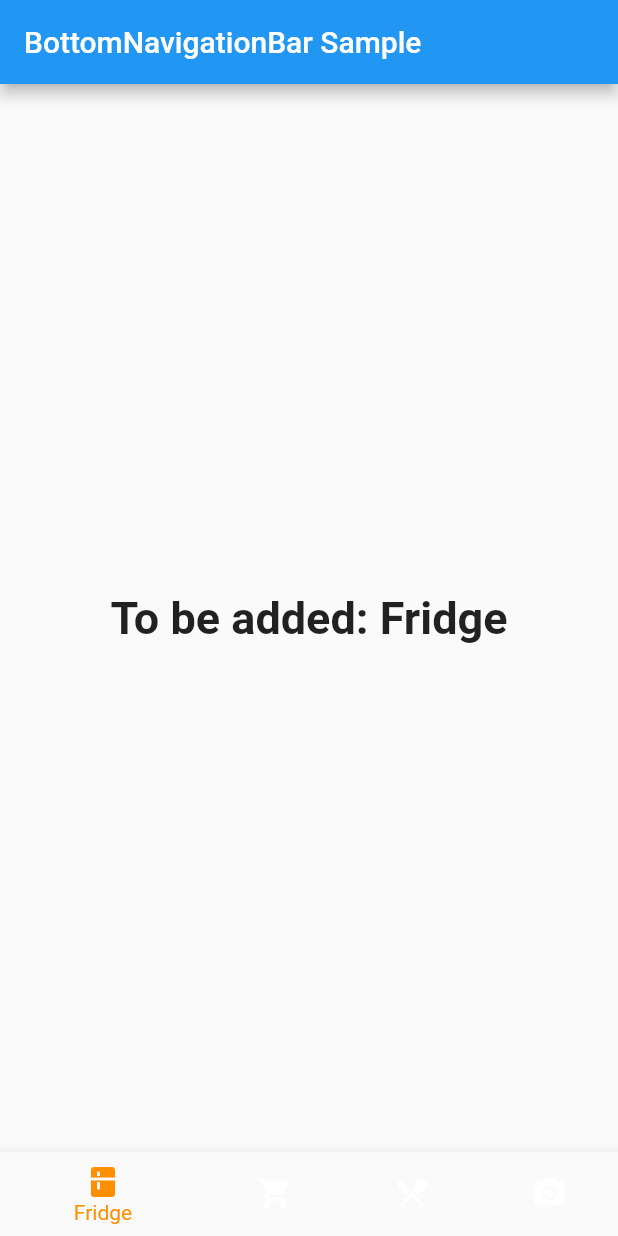
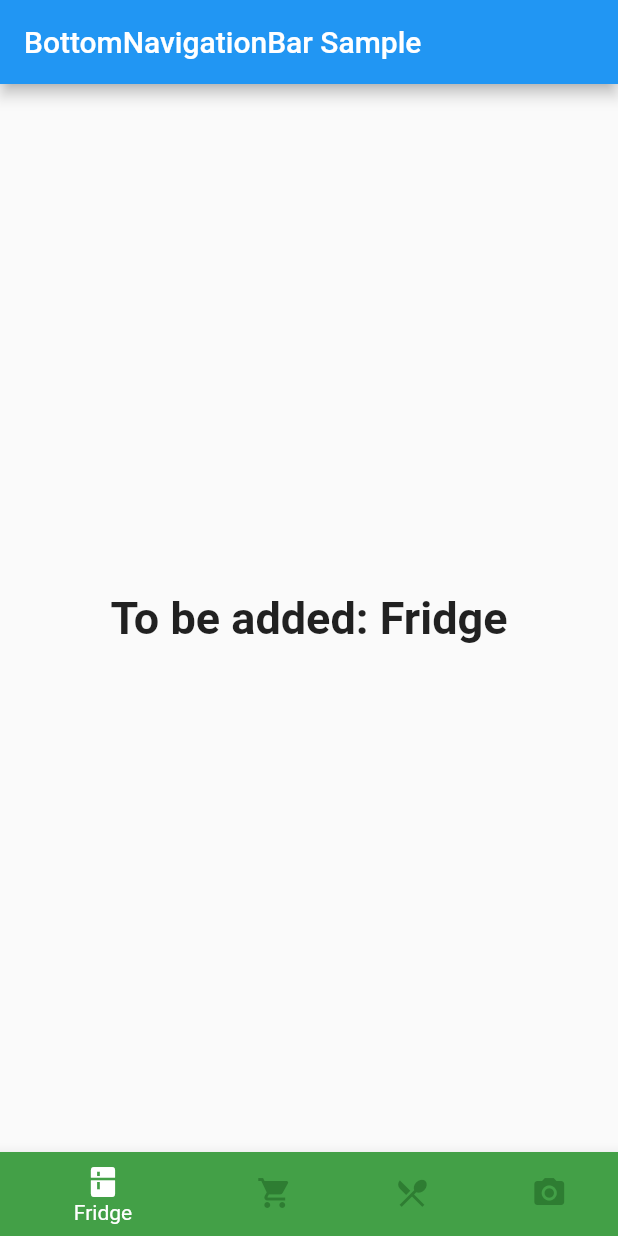
Before and after one commit to AgrawalTrisha/EcoShopping, a Flutter app: the screen it shows after launch, on a phone screen of 412 x 824 dp. Run offline on Flutter 3.47's test engine with Material 2 defaults, Android fonts, the light colour scheme and no system bars.

Commit message:
Edited some nav bar colors Reorganized pages

```diff
--- a/lib/main.dart
+++ b/lib/main.dart
@@ -10,90 +10,13 @@
 // bar items. The first one is selected.](https://flutter.github.io/assets-for-api-docs/assets/material/bottom_navigation_bar.png)
 
 import 'package:flutter/material.dart';
+import 'pages/home.dart';
+import 'pages/welcome.dart';
 
-void main() => runApp(MyApp());
-
-/// This Widget is the main application widget.
-class MyApp extends StatelessWidget {
-  static const String _title = 'Flutter Code Sample';
-
-  @override
-  Widget build(BuildContext context) {
-    return MaterialApp(
-      title: _title,
-      home: MyStatefulWidget(),
-    );
+void main() => runApp(MaterialApp(
+  home: Home(),
+  routes: {
+    //'/': (context) => Home(),
+    '/welcome': (context) => Welcome(),
   }
-}
-
-class MyStatefulWidget extends StatefulWidget {
-  MyStatefulWidget({Key key}) : super(key: key);
-
-  @override
-  _MyStatefulWidgetState createState() => _MyStatefulWidgetState();
-}
-
-class _MyStatefulWidgetState extends State<MyStatefulWidget> {
-  int _selectedIndex = 0;
-  static const TextStyle optionStyle =
-  TextStyle(fontSize: 30, fontWeight: FontWeight.bold);
-  static const List<Widget> _widgetOptions = <Widget>[
-    Text(
-      'To be added: Fridge',
-      style: optionStyle,
-    ),
-    Text(
-      'To be added: Shopping List',
-      style: optionStyle,
-    ),
-    Text(
-      'To be added: Recipes',
-      style: optionStyle,
-    ),
-    Text(
-      'To be added: Barcode Scan',
-      style: optionStyle,
-    )
-  ];
-
-  void _onItemTapped(int index) {
-    setState(() {
-      _selectedIndex = index;
-    });
-  }
-
-  @override
-  Widget build(BuildContext context) {
-    return Scaffold(
-      appBar: AppBar(
-        title: const Text('BottomNavigationBar Sample'),
-      ),
-      body: Center(
-        child: _widgetOptions.elementAt(_selectedIndex),
-      ),
-      bottomNavigationBar: BottomNavigationBar(
-        items: const <BottomNavigationBarItem>[
-          BottomNavigationBarItem(
-            icon: Icon(Icons.kitchen),
-            title: Text('Fridge'),
-          ),
-          BottomNavigationBarItem(
-            icon: Icon(Icons.shopping_cart),
-            title: Text('Shopping List'),
-          ),
-          BottomNavigationBarItem(
-            icon: Icon(Icons.local_dining),
-            title: Text('Recipes'),
-          ),
-          BottomNavigationBarItem(
-            icon: Icon(Icons.camera_alt),
-            title: Text('Scan'),
-          )
-        ],
-        currentIndex: _selectedIndex,
-        selectedItemColor: Colors.amber[800],
-        onTap: _onItemTapped,
-      ),
-    );
-  }
-}
+));
--- /dev/null
+++ b/lib/pages/home.dart
@@ -0,0 +1,74 @@
+import 'package:flutter/material.dart';
+
+class Home extends StatefulWidget {
+  @override
+  _HomeState createState() => _HomeState();
+}
+
+class _HomeState extends State<Home> {
+  int _selectedIndex = 0;
+  static const TextStyle optionStyle =
+  TextStyle(fontSize: 30, fontWeight: FontWeight.bold);
+  static const List<Widget> _widgetOptions = <Widget>[
+    Text(
+      'To be added: Fridge',
+      style: optionStyle,
+    ),
+    Text(
+      'To be added: Shopping List',
+      style: optionStyle,
+    ),
+    Text(
+      'To be added: Recipes',
+      style: optionStyle,
+    ),
+    Text(
+      'To be added: Barcode Scan',
+      style: optionStyle,
+    )
+  ];
+
+  void _onItemTapped(int index) {
+    setState(() {
+      _selectedIndex = index;
+    });
+  }
+
+  @override
+  Widget build(BuildContext context) {
+    return Scaffold(
+      appBar: AppBar(
+        title: const Text('BottomNavigationBar Sample'),
+      ),
+      body: Center(
+        child: _widgetOptions.elementAt(_selectedIndex),
+      ),
+      bottomNavigationBar: BottomNavigationBar(
+        items: <BottomNavigationBarItem>[
+          BottomNavigationBarItem(
+            icon: Icon(Icons.kitchen),
+            title: Text('Fridge'),
+            backgroundColor: Colors.green[600],
+          ),
+          BottomNavigationBarItem(
+            icon: Icon(Icons.shopping_cart),
+            title: Text('Shopping List'),
+          ),
+          BottomNavigationBarItem(
+            icon: Icon(Icons.local_dining),
+            title: Text('Recipes'),
+          ),
+          BottomNavigationBarItem(
+            icon: Icon(Icons.camera_alt),
+            title: Text('Scan'),
+          )
+        ],
+        currentIndex: _selectedIndex,
+        backgroundColor: Colors.green[600],
+        selectedItemColor: Colors.white,
+        unselectedItemColor: Colors.green[800],
+        onTap: _onItemTapped,
+      ),
+    );
+  }
+}
--- /dev/null
+++ b/lib/pages/welcome.dart
@@ -0,0 +1,15 @@
+import 'package:flutter/material.dart';
+
+class Welcome extends StatefulWidget {
+  @override
+  _WelcomeState createState() => _WelcomeState();
+}
+
+class _WelcomeState extends State<Welcome> {
+  @override
+  Widget build(BuildContext context) {
+    return Scaffold(
+
+    );
+  }
+}
```
